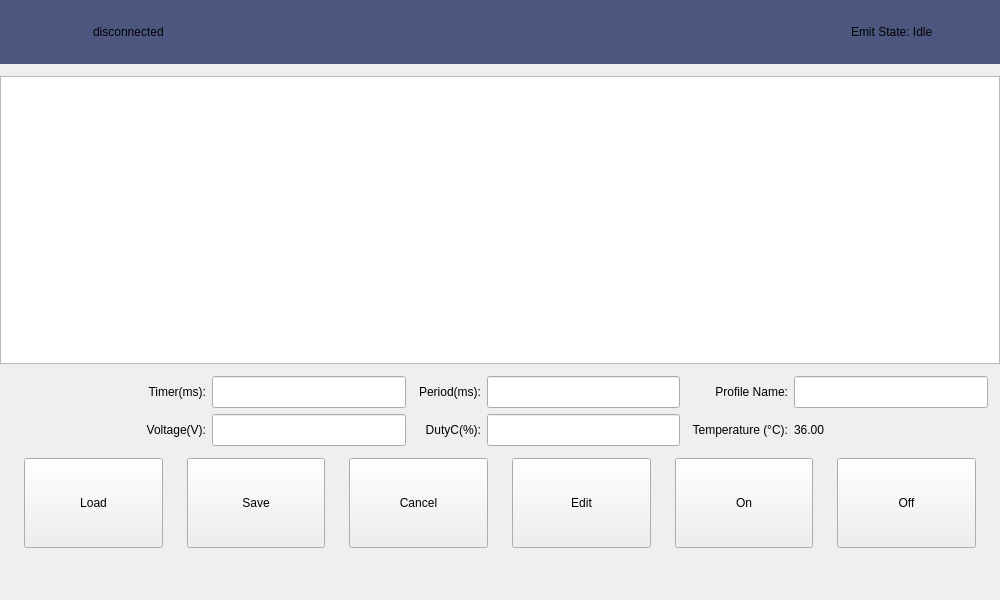
Old version of the form mainwindowlifu.ui in the repository wangmeng08/BCI.
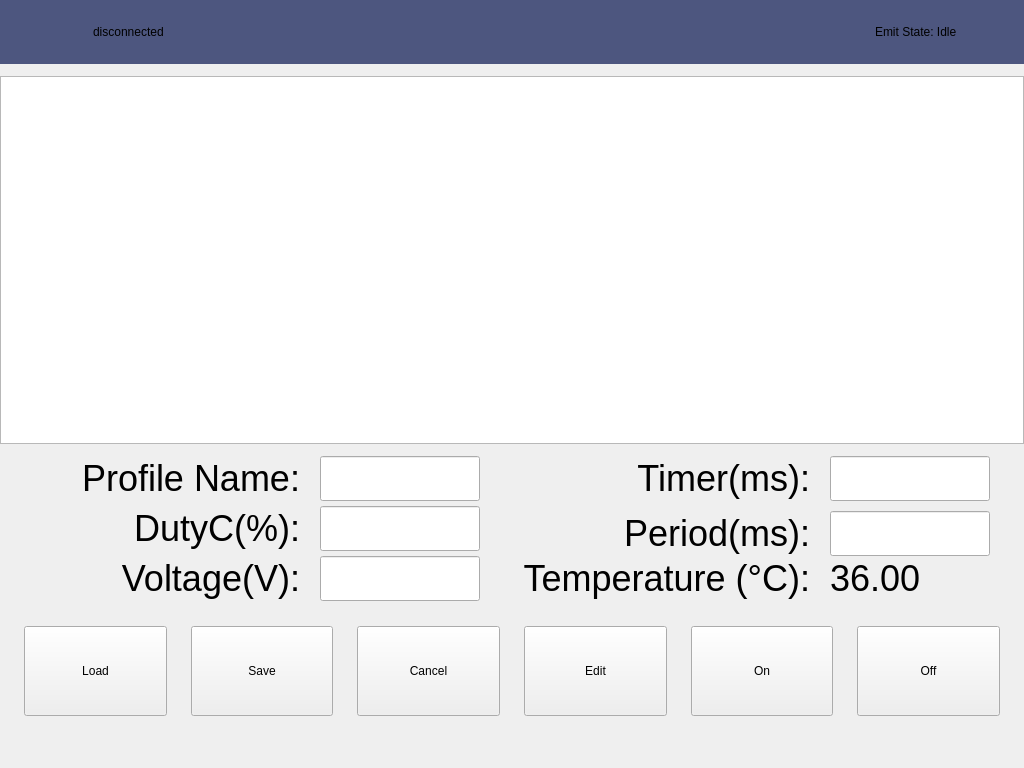
New version of the form.

The edit to the form file:
```diff
--- a/mainwindowlifu.ui
+++ b/mainwindowlifu.ui
@@ -6,8 +6,8 @@
    <rect>
     <x>0</x>
     <y>0</y>
-    <width>1000</width>
-    <height>600</height>
+    <width>1024</width>
+    <height>768</height>
    </rect>
   </property>
   <property name="windowTitle">
@@ -167,31 +167,28 @@
         </property>
         <property name="minimumSize">
          <size>
-          <width>857</width>
-          <height>70</height>
+          <width>1024</width>
+          <height>158</height>
          </size>
         </property>
         <property name="maximumSize">
          <size>
-          <width>1000</width>
-          <height>70</height>
+          <width>10000</width>
+          <height>700</height>
          </size>
         </property>
-        <layout class="QGridLayout" name="gridLayout_2" columnstretch="0,0,0,0,0,0">
-         <property name="leftMargin">
-          <number>12</number>
-         </property>
-         <property name="topMargin">
-          <number>0</number>
-         </property>
-         <property name="rightMargin">
-          <number>12</number>
-         </property>
-         <property name="bottomMargin">
-          <number>0</number>
-         </property>
-         <item row="0" column="0">
+        <property name="styleSheet">
+         <string notr="true">font:36px;</string>
+        </property>
           <widget class="QLabel" name="label_7">
+         <property name="geometry">
+          <rect>
+           <x>510</x>
+           <y>0</y>
+           <width>300</width>
+           <height>45</height>
+          </rect>
+         </property>
            <property name="sizePolicy">
             <sizepolicy hsizetype="MinimumExpanding" vsizetype="Preferred">
              <horstretch>0</horstretch>
@@ -205,9 +202,15 @@
             <set>Qt::AlignRight|Qt::AlignTrailing|Qt::AlignVCenter</set>
            </property>
           </widget>
-         </item>
-         <item row="0" column="1">
           <widget class="QLineEdit" name="lblTimer">
+         <property name="geometry">
+          <rect>
+           <x>830</x>
+           <y>0</y>
+           <width>160</width>
+           <height>45</height>
+          </rect>
+         </property>
            <property name="sizePolicy">
             <sizepolicy hsizetype="Expanding" vsizetype="Preferred">
              <horstretch>0</horstretch>
@@ -221,9 +224,15 @@
             </size>
            </property>
           </widget>
-         </item>
-         <item row="0" column="2">
           <widget class="QLabel" name="label_10">
+         <property name="geometry">
+          <rect>
+           <x>510</x>
+           <y>55</y>
+           <width>300</width>
+           <height>45</height>
+          </rect>
+         </property>
            <property name="sizePolicy">
             <sizepolicy hsizetype="Minimum" vsizetype="Preferred">
              <horstretch>0</horstretch>
@@ -237,9 +246,15 @@
             <set>Qt::AlignRight|Qt::AlignTrailing|Qt::AlignVCenter</set>
            </property>
           </widget>
-         </item>
-         <item row="0" column="3">
           <widget class="QLineEdit" name="lblPeriod">
+         <property name="geometry">
+          <rect>
+           <x>830</x>
+           <y>55</y>
+           <width>160</width>
+           <height>45</height>
+          </rect>
+         </property>
            <property name="sizePolicy">
             <sizepolicy hsizetype="Expanding" vsizetype="Preferred">
              <horstretch>0</horstretch>
@@ -253,9 +268,15 @@
             </size>
            </property>
           </widget>
-         </item>
-         <item row="0" column="4">
           <widget class="QLabel" name="label_16">
+         <property name="geometry">
+          <rect>
+           <x>0</x>
+           <y>0</y>
+           <width>300</width>
+           <height>45</height>
+          </rect>
+         </property>
            <property name="sizePolicy">
             <sizepolicy hsizetype="Minimum" vsizetype="Preferred">
              <horstretch>0</horstretch>
@@ -269,9 +290,15 @@
             <set>Qt::AlignRight|Qt::AlignTrailing|Qt::AlignVCenter</set>
            </property>
           </widget>
-         </item>
-         <item row="0" column="5">
           <widget class="QLineEdit" name="lblName">
+         <property name="geometry">
+          <rect>
+           <x>320</x>
+           <y>0</y>
+           <width>160</width>
+           <height>45</height>
+          </rect>
+         </property>
            <property name="sizePolicy">
             <sizepolicy hsizetype="Expanding" vsizetype="Preferred">
              <horstretch>0</horstretch>
@@ -285,9 +312,59 @@
             </size>
            </property>
           </widget>
-         </item>
-         <item row="1" column="0">
+        <widget class="QLabel" name="label_18">
+         <property name="geometry">
+          <rect>
+           <x>0</x>
+           <y>50</y>
+           <width>300</width>
+           <height>45</height>
+          </rect>
+         </property>
+         <property name="sizePolicy">
+          <sizepolicy hsizetype="Minimum" vsizetype="Preferred">
+           <horstretch>0</horstretch>
+           <verstretch>0</verstretch>
+          </sizepolicy>
+         </property>
+         <property name="text">
+          <string>DutyC(%):</string>
+         </property>
+         <property name="alignment">
+          <set>Qt::AlignRight|Qt::AlignTrailing|Qt::AlignVCenter</set>
+         </property>
+        </widget>
+        <widget class="QLineEdit" name="lblDutyc">
+         <property name="geometry">
+          <rect>
+           <x>320</x>
+           <y>50</y>
+           <width>160</width>
+           <height>45</height>
+          </rect>
+         </property>
+         <property name="sizePolicy">
+          <sizepolicy hsizetype="Expanding" vsizetype="Preferred">
+           <horstretch>0</horstretch>
+           <verstretch>0</verstretch>
+          </sizepolicy>
+         </property>
+         <property name="maximumSize">
+          <size>
+           <width>200</width>
+           <height>16777215</height>
+          </size>
+         </property>
+        </widget>
           <widget class="QLabel" name="label_19">
+         <property name="geometry">
+          <rect>
+           <x>0</x>
+           <y>100</y>
+           <width>300</width>
+           <height>45</height>
+          </rect>
+         </property>
            <property name="sizePolicy">
             <sizepolicy hsizetype="MinimumExpanding" vsizetype="Preferred">
              <horstretch>0</horstretch>
@@ -304,9 +381,15 @@
             <set>Qt::AlignRight|Qt::AlignTrailing|Qt::AlignVCenter</set>
            </property>
           </widget>
-         </item>
-         <item row="1" column="1">
           <widget class="QLineEdit" name="lblVoltage">
+         <property name="geometry">
+          <rect>
+           <x>320</x>
+           <y>100</y>
+           <width>160</width>
+           <height>45</height>
+          </rect>
+         </property>
            <property name="sizePolicy">
             <sizepolicy hsizetype="Expanding" vsizetype="Preferred">
              <horstretch>0</horstretch>
@@ -320,32 +403,28 @@
             </size>
            </property>
           </widget>
-         </item>
-         <item row="1" column="4">
-          <widget class="QLabel" name="label_17">
-           <property name="sizePolicy">
-            <sizepolicy hsizetype="Minimum" vsizetype="Preferred">
-             <horstretch>0</horstretch>
-             <verstretch>0</verstretch>
-            </sizepolicy>
-           </property>
-           <property name="text">
-            <string>  Temperature (°C):</string>
-           </property>
-           <property name="alignment">
-            <set>Qt::AlignRight|Qt::AlignTrailing|Qt::AlignVCenter</set>
-           </property>
-          </widget>
-         </item>
-         <item row="1" column="5">
           <widget class="QLabel" name="lblTemp">
+         <property name="geometry">
+          <rect>
+           <x>830</x>
+           <y>100</y>
+           <width>93</width>
+           <height>45</height>
+          </rect>
+         </property>
            <property name="text">
             <string>36.00</string>
            </property>
           </widget>
-         </item>
-         <item row="1" column="2">
-          <widget class="QLabel" name="label_18">
+        <widget class="QLabel" name="label_17">
+         <property name="geometry">
+          <rect>
+           <x>510</x>
+           <y>100</y>
+           <width>300</width>
+           <height>45</height>
+          </rect>
+         </property>
            <property name="sizePolicy">
             <sizepolicy hsizetype="Minimum" vsizetype="Preferred">
              <horstretch>0</horstretch>
@@ -353,30 +432,12 @@
             </sizepolicy>
            </property>
            <property name="text">
-            <string>DutyC(%):</string>
+          <string>  Temperature (°C):</string>
            </property>
            <property name="alignment">
             <set>Qt::AlignRight|Qt::AlignTrailing|Qt::AlignVCenter</set>
            </property>
           </widget>
-         </item>
-         <item row="1" column="3">
-          <widget class="QLineEdit" name="lblDutyc">
-           <property name="sizePolicy">
-            <sizepolicy hsizetype="Expanding" vsizetype="Preferred">
-             <horstretch>0</horstretch>
-             <verstretch>0</verstretch>
-            </sizepolicy>
-           </property>
-           <property name="maximumSize">
-            <size>
-             <width>200</width>
-             <height>16777215</height>
-            </size>
-           </property>
-          </widget>
-         </item>
-        </layout>
        </widget>
       </item>
       <item>
```
Lines whose indentation alone changed are shown as unchanged.
